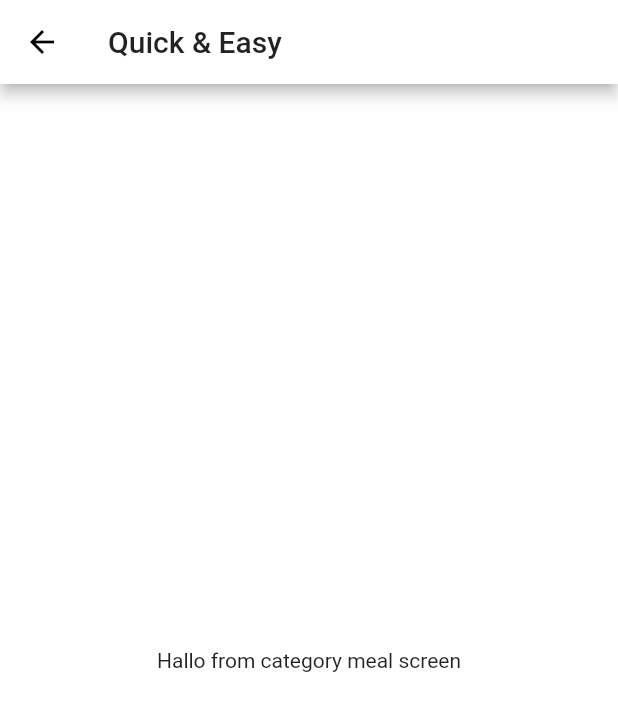
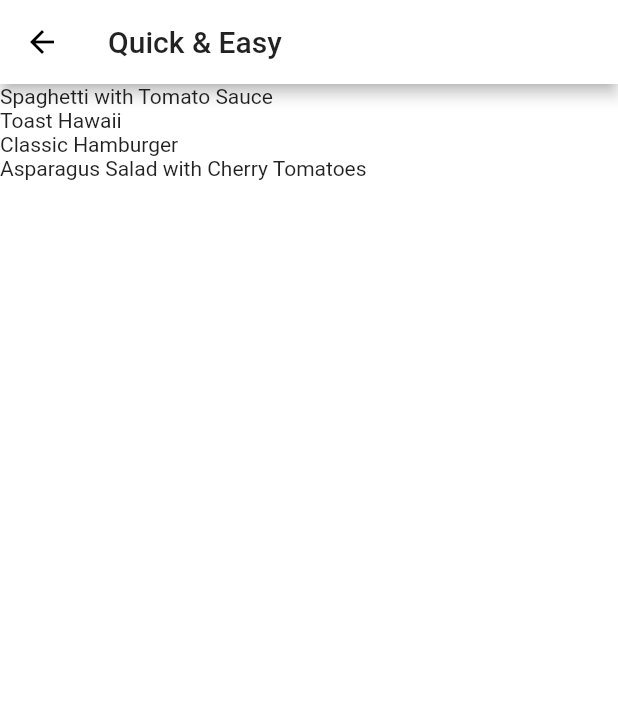
Before and after one commit to tamagossi/flutter-mealapp, a Flutter app: the screen it shows after launch, after a tap on "Quick & Easy", on a phone screen of 412 x 824 dp. Shown: the top 711 px of the screen. Run offline on Flutter 3.47's test engine with Material 2 defaults, Android fonts, the phone set to English and light mode, and no system bars; our stand-ins replace google_fonts.

Commit message:
feat(meal): add meal dummy date
* add category meal dummy data
* add meal class to specify meal data structure
* filter meal based on its category id

```diff
--- /dev/null
+++ b/lib/data/dummy.dart
@@ -0,0 +1,408 @@
+import 'package:flutter/material.dart';
+
+import '../models/meal_category.dart';
+import '../models/meal.dart';
+
+const MEAL_CATEGORY_DUMMIES = const [
+  MealCategory(
+    id: 'c1',
+    title: 'Italian',
+    color: Colors.purple,
+  ),
+  MealCategory(
+    id: 'c2',
+    title: 'Quick & Easy',
+    color: Colors.red,
+  ),
+  MealCategory(
+    id: 'c3',
+    title: 'Hamburgers',
+    color: Colors.orange,
+  ),
+  MealCategory(
+    id: 'c4',
+    title: 'German',
+    color: Colors.amber,
+  ),
+  MealCategory(
+    id: 'c5',
+    title: 'Light & Lovely',
+    color: Colors.blue,
+  ),
+  MealCategory(
+    id: 'c6',
+    title: 'Exotic',
+    color: Colors.green,
+  ),
+  MealCategory(
+    id: 'c7',
+    title: 'Breakfast',
+    color: Colors.lightBlue,
+  ),
+  MealCategory(
+    id: 'c8',
+    title: 'Asian',
+    color: Colors.lightGreen,
+  ),
+  MealCategory(
+    id: 'c9',
+    title: 'French',
+    color: Colors.pink,
+  ),
+  MealCategory(
+    id: 'c10',
+    title: 'Summer',
+    color: Colors.teal,
+  ),
+];
+
+const MEAL_DUMMIES = const [
+  Meal(
+    id: 'm1',
+    categories: [
+      'c1',
+      'c2',
+    ],
+    title: 'Spaghetti with Tomato Sauce',
+    affordability: Affordability.Affordable,
+    complexity: Complexity.Simple,
+    imageUrl:
+        'https://upload.wikimedia.org/wikipedia/commons/thumb/2/20/Spaghetti_Bolognese_mit_Parmesan_oder_Grana_Padano.jpg/800px-Spaghetti_Bolognese_mit_Parmesan_oder_Grana_Padano.jpg',
+    duration: 20,
+    ingredients: [
+      '4 Tomatoes',
+      '1 Tablespoon of Olive Oil',
+      '1 Onion',
+      '250g Spaghetti',
+      'Spices',
+      'Cheese (optional)'
+    ],
+    steps: [
+      'Cut the tomatoes and the onion into small pieces.',
+      'Boil some water - add salt to it once it boils.',
+      'Put the spaghetti into the boiling water - they should be done in about 10 to 12 minutes.',
+      'In the meantime, heaten up some olive oil and add the cut onion.',
+      'After 2 minutes, add the tomato pieces, salt, pepper and your other spices.',
+      'The sauce will be done once the spaghetti are.',
+      'Feel free to add some cheese on top of the finished dish.'
+    ],
+    isGlutenFree: false,
+    isVegan: true,
+    isVegetarian: true,
+    isLactoseFree: true,
+  ),
+  Meal(
+    id: 'm2',
+    categories: [
+      'c2',
+    ],
+    title: 'Toast Hawaii',
+    affordability: Affordability.Affordable,
+    complexity: Complexity.Simple,
+    imageUrl:
+        'https://cdn.pixabay.com/photo/2018/07/11/21/51/toast-3532016_1280.jpg',
+    duration: 10,
+    ingredients: [
+      '1 Slice White Bread',
+      '1 Slice Ham',
+      '1 Slice Pineapple',
+      '1-2 Slices of Cheese',
+      'Butter'
+    ],
+    steps: [
+      'Butter one side of the white bread',
+      'Layer ham, the pineapple and cheese on the white bread',
+      'Bake the toast for round about 10 minutes in the oven at 200°C'
+    ],
+    isGlutenFree: false,
+    isVegan: false,
+    isVegetarian: false,
+    isLactoseFree: false,
+  ),
+  Meal(
+    id: 'm3',
+    categories: [
+      'c2',
+      'c3',
+    ],
+    title: 'Classic Hamburger',
+    affordability: Affordability.Pricey,
+    complexity: Complexity.Simple,
+    imageUrl:
+        'https://cdn.pixabay.com/photo/2014/10/23/18/05/burger-500054_1280.jpg',
+    duration: 45,
+    ingredients: [
+      '300g Cattle Hack',
+      '1 Tomato',
+      '1 Cucumber',
+      '1 Onion',
+      'Ketchup',
+      '2 Burger Buns'
+    ],
+    steps: [
+      'Form 2 patties',
+      'Fry the patties for c. 4 minutes on each side',
+      'Quickly fry the buns for c. 1 minute on each side',
+      'Bruch buns with ketchup',
+      'Serve burger with tomato, cucumber and onion'
+    ],
+    isGlutenFree: false,
+    isVegan: false,
+    isVegetarian: false,
+    isLactoseFree: true,
+  ),
+  Meal(
+    id: 'm4',
+    categories: [
+      'c4',
+    ],
+    title: 'Wiener Schnitzel',
+    affordability: Affordability.Luxurious,
+    complexity: Complexity.Challenging,
+    imageUrl:
+        'https://cdn.pixabay.com/photo/2018/03/31/19/29/schnitzel-3279045_1280.jpg',
+    duration: 60,
+    ingredients: [
+      '8 Veal Cutlets',
+      '4 Eggs',
+      '200g Bread Crumbs',
+      '100g Flour',
+      '300ml Butter',
+      '100g Vegetable Oil',
+      'Salt',
+      'Lemon Slices'
+    ],
+    steps: [
+      'Tenderize the veal to about 2–4mm, and salt on both sides.',
+      'On a flat plate, stir the eggs briefly with a fork.',
+      'Lightly coat the cutlets in flour then dip into the egg, and finally, coat in breadcrumbs.',
+      'Heat the butter and oil in a large pan (allow the fat to get very hot) and fry the schnitzels until golden brown on both sides.',
+      'Make sure to toss the pan regularly so that the schnitzels are surrounded by oil and the crumbing becomes ‘fluffy’.',
+      'Remove, and drain on kitchen paper. Fry the parsley in the remaining oil and drain.',
+      'Place the schnitzels on awarmed plate and serve garnishedwith parsley and slices of lemon.'
+    ],
+    isGlutenFree: false,
+    isVegan: false,
+    isVegetarian: false,
+    isLactoseFree: false,
+  ),
+  Meal(
+    id: 'm5',
+    categories: [
+      'c2'
+          'c5',
+      'c10',
+    ],
+    title: 'Salad with Smoked Salmon',
+    affordability: Affordability.Luxurious,
+    complexity: Complexity.Simple,
+    imageUrl:
+        'https://cdn.pixabay.com/photo/2016/10/25/13/29/smoked-salmon-salad-1768890_1280.jpg',
+    duration: 15,
+    ingredients: [
+      'Arugula',
+      'Lamb\'s Lettuce',
+      'Parsley',
+      'Fennel',
+      '200g Smoked Salmon',
+      'Mustard',
+      'Balsamic Vinegar',
+      'Olive Oil',
+      'Salt and Pepper'
+    ],
+    steps: [
+      'Wash and cut salad and herbs',
+      'Dice the salmon',
+      'Process mustard, vinegar and olive oil into a dessing',
+      'Prepare the salad',
+      'Add salmon cubes and dressing'
+    ],
+    isGlutenFree: true,
+    isVegan: false,
+    isVegetarian: true,
+    isLactoseFree: true,
+  ),
+  Meal(
+    id: 'm6',
+    categories: [
+      'c6',
+      'c10',
+    ],
+    title: 'Delicious Orange Mousse',
+    affordability: Affordability.Affordable,
+    complexity: Complexity.Hard,
+    imageUrl:
+        'https://cdn.pixabay.com/photo/2017/05/01/05/18/pastry-2274750_1280.jpg',
+    duration: 240,
+    ingredients: [
+      '4 Sheets of Gelatine',
+      '150ml Orange Juice',
+      '80g Sugar',
+      '300g Yoghurt',
+      '200g Cream',
+      'Orange Peel',
+    ],
+    steps: [
+      'Dissolve gelatine in pot',
+      'Add orange juice and sugar',
+      'Take pot off the stove',
+      'Add 2 tablespoons of yoghurt',
+      'Stir gelatin under remaining yoghurt',
+      'Cool everything down in the refrigerator',
+      'Whip the cream and lift it under die orange mass',
+      'Cool down again for at least 4 hours',
+      'Serve with orange peel',
+    ],
+    isGlutenFree: true,
+    isVegan: false,
+    isVegetarian: true,
+    isLactoseFree: false,
+  ),
+  Meal(
+    id: 'm7',
+    categories: [
+      'c7',
+    ],
+    title: 'Pancakes',
+    affordability: Affordability.Affordable,
+    complexity: Complexity.Simple,
+    imageUrl:
+        'https://cdn.pixabay.com/photo/2018/07/10/21/23/pancake-3529653_1280.jpg',
+    duration: 20,
+    ingredients: [
+      '1 1/2 Cups all-purpose Flour',
+      '3 1/2 Teaspoons Baking Powder',
+      '1 Teaspoon Salt',
+      '1 Tablespoon White Sugar',
+      '1 1/4 cups Milk',
+      '1 Egg',
+      '3 Tablespoons Butter, melted',
+    ],
+    steps: [
+      'In a large bowl, sift together the flour, baking powder, salt and sugar.',
+      'Make a well in the center and pour in the milk, egg and melted butter; mix until smooth.',
+      'Heat a lightly oiled griddle or frying pan over medium high heat.',
+      'Pour or scoop the batter onto the griddle, using approximately 1/4 cup for each pancake. Brown on both sides and serve hot.'
+    ],
+    isGlutenFree: true,
+    isVegan: false,
+    isVegetarian: true,
+    isLactoseFree: false,
+  ),
+  Meal(
+    id: 'm8',
+    categories: [
+      'c8',
+    ],
+    title: 'Creamy Indian Chicken Curry',
+    affordability: Affordability.Pricey,
+    complexity: Complexity.Challenging,
+    imageUrl:
+        'https://cdn.pixabay.com/photo/2018/06/18/16/05/indian-food-3482749_1280.jpg',
+    duration: 35,
+    ingredients: [
+      '4 Chicken Breasts',
+      '1 Onion',
+      '2 Cloves of Garlic',
+      '1 Piece of Ginger',
+      '4 Tablespoons Almonds',
+      '1 Teaspoon Cayenne Pepper',
+      '500ml Coconut Milk',
+    ],
+    steps: [
+      'Slice and fry the chicken breast',
+      'Process onion, garlic and ginger into paste and sauté everything',
+      'Add spices and stir fry',
+      'Add chicken breast + 250ml of water and cook everything for 10 minutes',
+      'Add coconut milk',
+      'Serve with rice'
+    ],
+    isGlutenFree: true,
+    isVegan: false,
+    isVegetarian: false,
+    isLactoseFree: true,
+  ),
+  Meal(
+    id: 'm9',
+    categories: [
+      'c9',
+    ],
+    title: 'Chocolate Souffle',
+    affordability: Affordability.Affordable,
+    complexity: Complexity.Hard,
+    imageUrl:
+        'https://cdn.pixabay.com/photo/2014/08/07/21/07/souffle-412785_1280.jpg',
+    duration: 45,
+    ingredients: [
+      '1 Teaspoon melted Butter',
+      '2 Tablespoons white Sugar',
+      '2 Ounces 70% dark Chocolate, broken into pieces',
+      '1 Tablespoon Butter',
+      '1 Tablespoon all-purpose Flour',
+      '4 1/3 tablespoons cold Milk',
+      '1 Pinch Salt',
+      '1 Pinch Cayenne Pepper',
+      '1 Large Egg Yolk',
+      '2 Large Egg Whites',
+      '1 Pinch Cream of Tartar',
+      '1 Tablespoon white Sugar',
+    ],
+    steps: [
+      'Preheat oven to 190°C. Line a rimmed baking sheet with parchment paper.',
+      'Brush bottom and sides of 2 ramekins lightly with 1 teaspoon melted butter; cover bottom and sides right up to the rim.',
+      'Add 1 tablespoon white sugar to ramekins. Rotate ramekins until sugar coats all surfaces.',
+      'Place chocolate pieces in a metal mixing bowl.',
+      'Place bowl over a pan of about 3 cups hot water over low heat.',
+      'Melt 1 tablespoon butter in a skillet over medium heat. Sprinkle in flour. Whisk until flour is incorporated into butter and mixture thickens.',
+      'Whisk in cold milk until mixture becomes smooth and thickens. Transfer mixture to bowl with melted chocolate.',
+      'Add salt and cayenne pepper. Mix together thoroughly. Add egg yolk and mix to combine.',
+      'Leave bowl above the hot (not simmering) water to keep chocolate warm while you whip the egg whites.',
+      'Place 2 egg whites in a mixing bowl; add cream of tartar. Whisk until mixture begins to thicken and a drizzle from the whisk stays on the surface about 1 second before disappearing into the mix.',
+      'Add 1/3 of sugar and whisk in. Whisk in a bit more sugar about 15 seconds.',
+      'whisk in the rest of the sugar. Continue whisking until mixture is about as thick as shaving cream and holds soft peaks, 3 to 5 minutes.',
+      'Transfer a little less than half of egg whites to chocolate.',
+      'Mix until egg whites are thoroughly incorporated into the chocolate.',
+      'Add the rest of the egg whites; gently fold into the chocolate with a spatula, lifting from the bottom and folding over.',
+      'Stop mixing after the egg white disappears. Divide mixture between 2 prepared ramekins. Place ramekins on prepared baking sheet.',
+      'Bake in preheated oven until scuffles are puffed and have risen above the top of the rims, 12 to 15 minutes.',
+    ],
+    isGlutenFree: true,
+    isVegan: false,
+    isVegetarian: true,
+    isLactoseFree: false,
+  ),
+  Meal(
+    id: 'm10',
+    categories: [
+      'c2',
+      'c5',
+      'c10',
+    ],
+    title: 'Asparagus Salad with Cherry Tomatoes',
+    affordability: Affordability.Luxurious,
+    complexity: Complexity.Simple,
+    imageUrl:
+        'https://cdn.pixabay.com/photo/2018/04/09/18/26/asparagus-3304997_1280.jpg',
+    duration: 30,
+    ingredients: [
+      'White and Green Asparagus',
+      '30g Pine Nuts',
+      '300g Cherry Tomatoes',
+      'Salad',
+      'Salt, Pepper and Olive Oil'
+    ],
+    steps: [
+      'Wash, peel and cut the asparagus',
+      'Cook in salted water',
+      'Salt and pepper the asparagus',
+      'Roast the pine nuts',
+      'Halve the tomatoes',
+      'Mix with asparagus, salad and dressing',
+      'Serve with Baguette'
+    ],
+    isGlutenFree: true,
+    isVegan: true,
+    isVegetarian: true,
+    isLactoseFree: true,
+  ),
+];
--- a/lib/data/meal_category.dart
+++ /dev/null
@@ -1,55 +0,0 @@
-import 'package:flutter/material.dart';
-import 'package:mealapp/models/meal_category.dart';
-
-const MEAL_CATEGORY_DUMMIES = const [
-  MealCategory(
-    id: 'c1',
-    title: 'Italian',
-    color: Colors.purple,
-  ),
-  MealCategory(
-    id: 'c2',
-    title: 'Quick & Easy',
-    color: Colors.red,
-  ),
-  MealCategory(
-    id: 'c3',
-    title: 'Hamburgers',
-    color: Colors.orange,
-  ),
-  MealCategory(
-    id: 'c4',
-    title: 'German',
-    color: Colors.amber,
-  ),
-  MealCategory(
-    id: 'c5',
-    title: 'Light & Lovely',
-    color: Colors.blue,
-  ),
-  MealCategory(
-    id: 'c6',
-    title: 'Exotic',
-    color: Colors.green,
-  ),
-  MealCategory(
-    id: 'c7',
-    title: 'Breakfast',
-    color: Colors.lightBlue,
-  ),
-  MealCategory(
-    id: 'c8',
-    title: 'Asian',
-    color: Colors.lightGreen,
-  ),
-  MealCategory(
-    id: 'c9',
-    title: 'French',
-    color: Colors.pink,
-  ),
-  MealCategory(
-    id: 'c10',
-    title: 'Summer',
-    color: Colors.teal,
-  ),
-];
--- a/lib/main.dart
+++ b/lib/main.dart
@@ -14,9 +14,10 @@ class MealApp extends StatelessWidget {
     return MaterialApp(
       home: MealCategoriesScreen(),
       title: 'Flutter Demo',
+      initialRoute: MealCategoriesScreen.routeName,
       routes: {
-        '/categories': (ctx) => MealCategoriesScreen(),
-        '/category-meals': (ctx) => CategoryMealScreen(),
+        MealCategoriesScreen.routeName: (ctx) => MealCategoriesScreen(),
+        CategoryMealScreen.routeName: (ctx) => CategoryMealScreen(),
       },
       theme: ThemeData(
         accentColor: Colors.amber,
--- /dev/null
+++ b/lib/models/meal.dart
@@ -0,0 +1,37 @@
+import 'package:flutter/foundation.dart';
+
+enum Affordability { Affordable, Pricey, Luxurious }
+
+enum Complexity { Simple, Challenging, Hard }
+
+class Meal {
+  final Affordability affordability;
+  final bool isGlutenFree;
+  final bool isLactoseFree;
+  final bool isVegan;
+  final bool isVegetarian;
+  final Complexity complexity;
+  final int duration;
+  final List<String> categories;
+  final List<String> ingredients;
+  final List<String> steps;
+  final String id;
+  final String imageUrl;
+  final String title;
+
+  const Meal({
+    @required this.affordability,
+    @required this.isGlutenFree,
+    @required this.isLactoseFree,
+    @required this.isVegan,
+    @required this.isVegetarian,
+    @required this.complexity,
+    @required this.duration,
+    @required this.categories,
+    @required this.ingredients,
+    @required this.steps,
+    @required this.id,
+    @required this.imageUrl,
+    @required this.title,
+  });
+}
--- a/lib/screens/categories/index.dart
+++ b/lib/screens/categories/index.dart
@@ -1,9 +1,9 @@
 import 'package:flutter/material.dart';
-import 'package:mealapp/data/meal_category.dart';
+import 'package:mealapp/data/dummy.dart';
 import 'package:mealapp/widgets/molecules/category_item.dart';
 
 class MealCategoriesScreen extends StatelessWidget {
-  const MealCategoriesScreen({Key key}) : super(key: key);
+  static const routeName = '/categories';
 
   @override
   Widget build(BuildContext context) {
--- a/lib/screens/categories/meal.dart
+++ b/lib/screens/categories/meal.dart
@@ -1,22 +1,33 @@
 import 'package:flutter/material.dart';
+import 'package:mealapp/data/dummy.dart';
 
 class CategoryMealScreen extends StatelessWidget {
+  static const routeName = '/category-meals';
   final Map<dynamic, dynamic> category;
 
   CategoryMealScreen({this.category});
 
   @override
   Widget build(BuildContext context) {
-    /* Or you can use ModalRoute class */
+    /* Or you can use ModalRoute class to get all navigator argument */
     // final routeArgs =
     //     ModalRoute.of(context).settings.arguments as Map<String, String>;
+
+    final categoryMeals = MEAL_DUMMIES
+        .where((meal) => meal.categories.contains(category['id']))
+        .toList();
 
     return Scaffold(
       appBar: AppBar(
         title: Text(category['title']),
       ),
-      body: Center(
-        child: Text('Hallo from category meal screen'),
+      body: ListView.builder(
+        itemBuilder: (ctx, index) {
+          return Text(
+            categoryMeals[index].title,
+          );
+        },
+        itemCount: categoryMeals.length,
       ),
     );
   }
--- a/lib/widgets/molecules/category_item.dart
+++ b/lib/widgets/molecules/category_item.dart
@@ -27,7 +27,7 @@ class MoleculeCategoryItem extends StatelessWidget {
 
     /* Else */
     // Navigator.of(ctx).pushNamed(
-    //   '/category-meals',
+    //   CategoryMealScreen.routeName,
     //   arguments: {
     //     'category': {
     //       'id': id,
```
